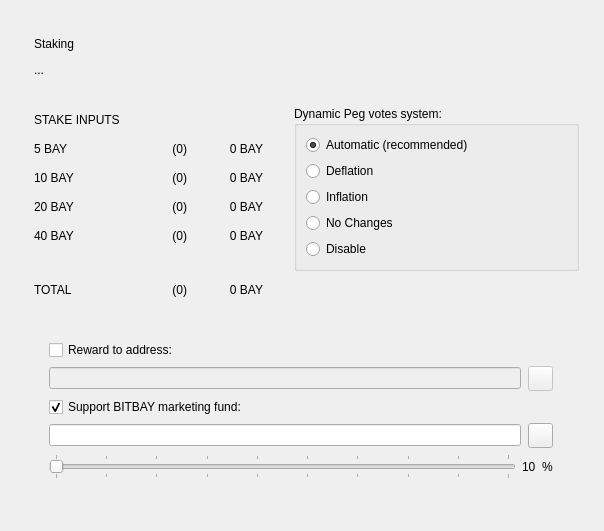
First picture: the form in src/qt/forms/stakingpage.ui, repository bitbaymarket/bitbay-core, before the edit.
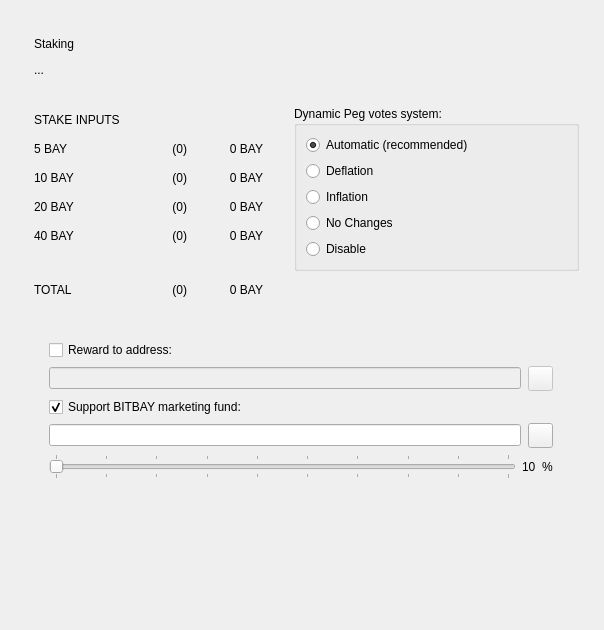
Second picture: the form after the edit. Icons and pictures are not drawn. Custom widgets are drawn as their Qt base class.

Commit message: Set minimal height

What changed in the file:
```diff
--- a/src/qt/forms/stakingpage.ui
+++ b/src/qt/forms/stakingpage.ui
@@ -7,9 +7,15 @@
     <x>0</x>
     <y>0</y>
     <width>604</width>
-    <height>531</height>
+    <height>630</height>
    </rect>
   </property>
+  <property name="minimumSize">
+   <size>
+    <width>0</width>
+    <height>630</height>
+   </size>
+  </property>
   <property name="windowTitle">
    <string>Form</string>
   </property>
```
